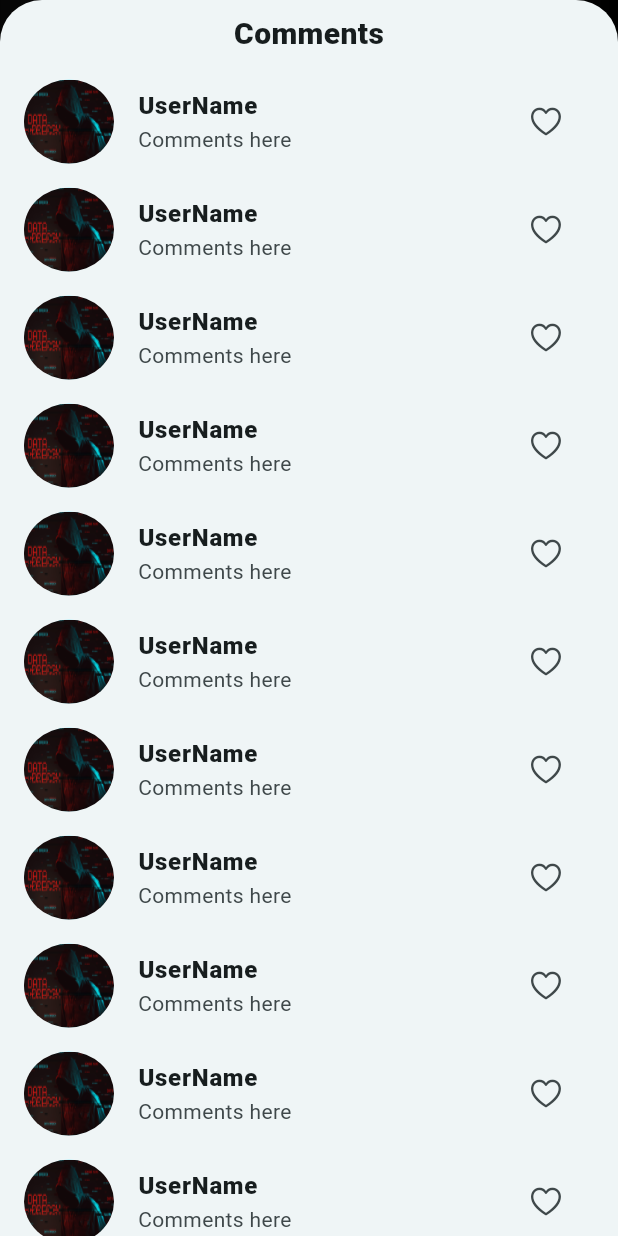
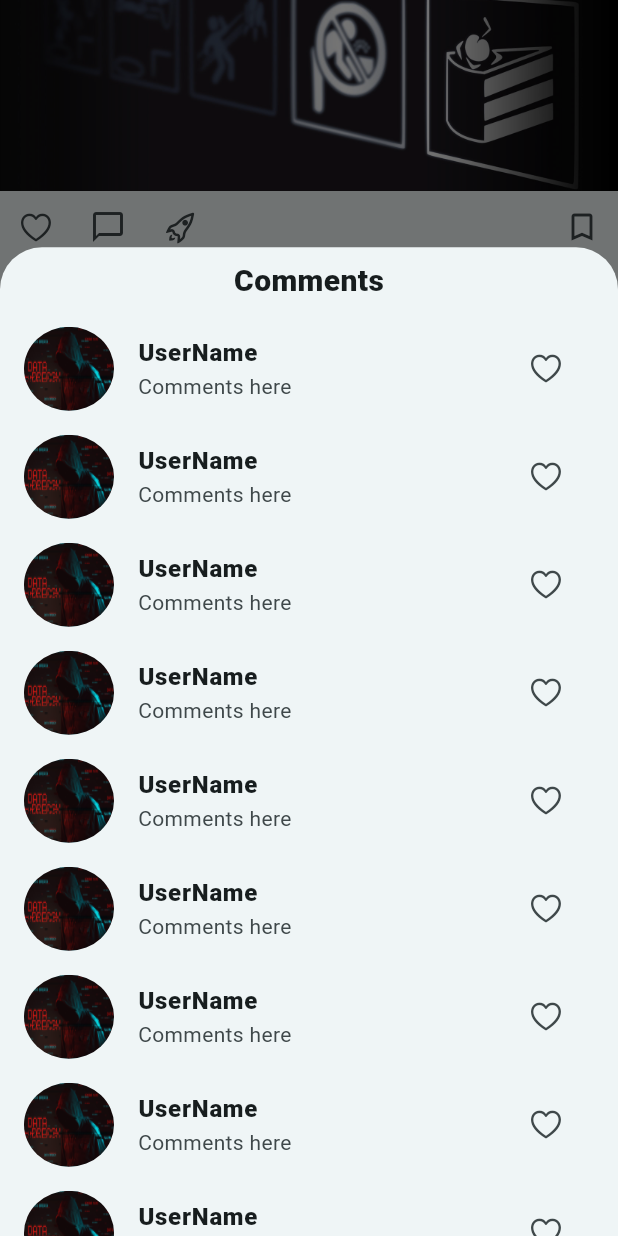
Before and after one commit to ManojKumar-GS/instagram_clone, a Flutter app: the screen it shows after launch, scrolled down 576 dp, after a tap on the "chat bubble outline" icon, on a phone screen of 412 x 824 dp. Run offline on Flutter 3.47's test engine with Material 3 defaults, Android fonts, the phone set to English and light mode, and no system bars.

Commit message:
addition features added

```diff
--- a/lib/screens/base_page.dart
+++ b/lib/screens/base_page.dart
@@ -46,7 +46,6 @@ class _BasePageState extends State<BasePage> {
       body: _widgetOptions[currentBottomNavIndex],
       bottomNavigationBar: NavigationBar(
         selectedIndex: currentBottomNavIndex,
-        elevation: 0,
         indicatorColor: Colors.transparent,
         onDestinationSelected: (int index) {
           setState(() {
@@ -55,7 +54,7 @@ class _BasePageState extends State<BasePage> {
         },
         destinations: const [
           NavigationDestination(
-              icon: Icon(CupertinoIcons.home, color: Colors.black, size: 30),
+              icon: Icon(Icons.home_outlined, color: Colors.black, size: 30),
               selectedIcon:
                   Icon(Icons.home_filled, color: Colors.black, size: 30),
               label: ""),
--- a/lib/screens/home_screen.dart
+++ b/lib/screens/home_screen.dart
@@ -27,7 +27,18 @@ class _HomeScreenState extends State<HomeScreen> {
   @override
   Widget build(BuildContext context) {
     return Scaffold(
-      body: CustomScrollView(
+      body: GestureDetector(
+        onPanUpdate: (details) {
+          // Swiping in right direction.
+          if (details.delta.dx < 0) {
+            Navigator.of(context).push(MaterialPageRoute(
+                builder: (context) => MessageScreen(user: user)));
+          }
+
+          // Swiping in left direction.
+          if (details.delta.dx < 0) {}
+        },
+        child: CustomScrollView(
           slivers: [
             SliverAppBar(
               floating: true,
@@ -91,8 +102,8 @@ class _HomeScreenState extends State<HomeScreen> {
                 child: Column(
                   children: [
                     const Text("You're Caught Up!",
-                      style:
-                          TextStyle(fontWeight: FontWeight.bold, fontSize: 28)),
+                        style: TextStyle(
+                            fontWeight: FontWeight.bold, fontSize: 28)),
                     Container(
                       height: 80,
                       width: 80,
@@ -110,6 +121,7 @@ class _HomeScreenState extends State<HomeScreen> {
             )
           ],
         ),
+      ),
     );
   }
 }
--- a/lib/utils/common_widget.dart
+++ b/lib/utils/common_widget.dart
@@ -130,28 +130,35 @@ class _GetPostState extends State<GetPost> {
                     isScrollControlled: true,
                     context: context,
                     builder: (BuildContext context) {
-                      return SingleChildScrollView(
-                        scrollDirection: Axis.vertical,
-                        child: Center(
-                          child: Column(
-                            mainAxisAlignment: MainAxisAlignment.center,
-                            children: <Widget>[
+                      return DraggableScrollableSheet(
+                        initialChildSize: 0.8,
+                        maxChildSize: 1,
+                        expand: false,
+                        builder: (context, scrollController) {
+                          return Column(
+                            crossAxisAlignment: CrossAxisAlignment.center,
+                            children: [
                               const Padding(
                                 padding: EdgeInsets.all(8.0),
-                                child: Text("Comments",
+                                child: Text(
+                                  "Comments",
                                   style: TextStyle(
                                     fontWeight: FontWeight.w900,
-                                        fontSize: 20)),
+                                    fontSize: 20,
                                   ),
-                              ListView.builder(
-                                scrollDirection: Axis.vertical,
-                                shrinkWrap: true,
+                                ),
+                              ),
+                              Expanded(
+                                child: ListView.builder(
+                                  controller: scrollController,
                                   itemCount: 20,
                                   itemBuilder: (context, index) {
                                     return ListTile(
-                                    title: const Text("UserName",
+                                      title: const Text(
+                                        "UserName",
                                         style: TextStyle(
-                                            fontWeight: FontWeight.w900)),
+                                            fontWeight: FontWeight.w900),
+                                      ),
                                       leading: CircleAvatar(
                                         radius: 30,
                                         child: ClipOval(
@@ -159,18 +166,22 @@ class _GetPostState extends State<GetPost> {
                                             height: 60,
                                             width: 60,
                                             fit: BoxFit.fill,
-                                              "assets/image-4.jpg"),
-                                        )),
+                                            "assets/image-4.jpg",
+                                          ),
+                                        ),
+                                      ),
                                       subtitle: const Text("Comments here"),
                                       trailing: IconButton(
                                         onPressed: () {},
-                                        icon: const Icon(CupertinoIcons.heart)),
+                                        icon: const Icon(CupertinoIcons.heart),
+                                      ),
                                     );
                                   },
-                              )
-                            ],
                                 ),
                               ),
+                            ],
+                          );
+                        },
                       );
                     },
                   );
@@ -283,10 +294,17 @@ class _GetStoriesState extends State<GetStories> {
       padding: const EdgeInsets.all(8.0),
       child: Column(
         children: [
-          CircleAvatar(
-            backgroundColor: widget.isUser ?? false
-                ? Colors.transparent
-                : Colors.purpleAccent,
+          Container(
+            decoration: BoxDecoration(
+              borderRadius: BorderRadius.circular(50),
+              gradient: const LinearGradient(end: Alignment.topCenter, colors: [
+                Colors.yellow,
+                Colors.redAccent,
+                Colors.deepPurpleAccent
+              ]),
+            ),
+            child: CircleAvatar(
+              backgroundColor: Colors.transparent,
               radius: widget.isStory ?? false ? 50 : 20,
               child: Stack(children: [
                 ClipOval(
@@ -309,6 +327,7 @@ class _GetStoriesState extends State<GetStories> {
                     : const SizedBox()
               ]),
             ),
+          ),
           widget.isStory ?? false ? Text(widget.name ?? "") : const SizedBox()
         ],
       ),
```
Also changed, not shown: lib/screens/message_screen.dart (+10 -2 lines), lib/screens/reels_screen.dart (+60 -32 lines). Lines whose indentation alone changed are shown as unchanged.
